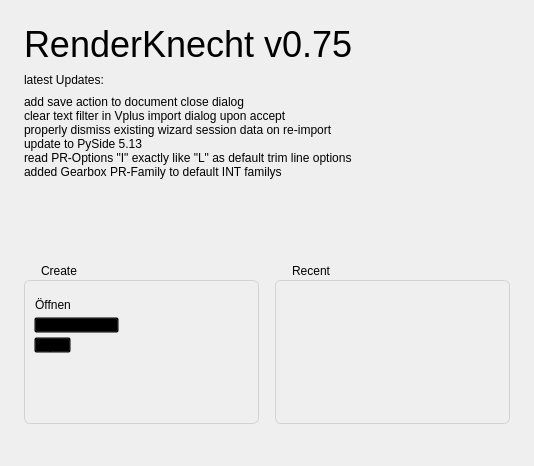
This is ui/knecht_welcome.ui in tappi287/RenderKnecht2 as Qt 5 draws it before an edit. The edited form follows.
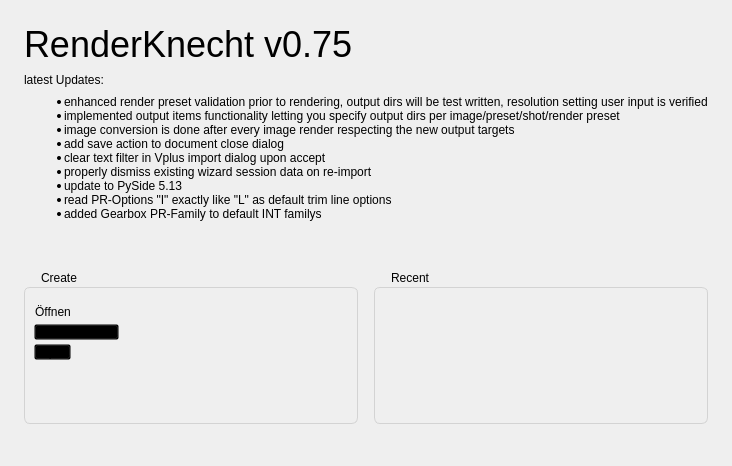
This is the edited form. Icons and pictures are not drawn.

Commit message: enhanced render preset validation prior to rendering, output dirs will be test written, resolution setting user input is verified implemented output items functionality letting you specify output dirs per image/preset/shot/render preset image conversion is done after every image render respecting the new output targets

The edit to the form file:
```diff
--- a/ui/knecht_welcome.ui
+++ b/ui/knecht_welcome.ui
@@ -111,12 +111,17 @@
      <item>
       <widget class="QLabel" name="news">
        <property name="text">
-        <string>add save action to document close dialog&lt;br&gt;
-clear text filter in Vplus import dialog upon accept&lt;br&gt;
-properly dismiss existing wizard session data on re-import&lt;br&gt;
-update to PySide 5.13&lt;br&gt;
-read PR-Options &quot;I&quot; exactly like &quot;L&quot; as default trim line options&lt;br&gt;
-added Gearbox PR-Family to default INT familys&lt;br&gt;</string>
+        <string>&lt;ul&gt;
+&lt;li&gt;enhanced render preset validation prior to rendering, output dirs will be test written, resolution setting user input is verified&lt;/li&gt;
+&lt;li&gt;implemented output items functionality letting you specify output dirs per image/preset/shot/render preset&lt;/li&gt;
+&lt;li&gt;image conversion is done after every image render respecting the new output targets&lt;/li&gt;
+&lt;li&gt;add save action to document close dialog&lt;/li&gt;
+&lt;li&gt;clear text filter in Vplus import dialog upon accept&lt;/li&gt;
+&lt;li&gt;properly dismiss existing wizard session data on re-import&lt;/li&gt;
+&lt;li&gt;update to PySide 5.13&lt;/li&gt;
+&lt;li&gt;read PR-Options &quot;I&quot; exactly like &quot;L&quot; as default trim line options&lt;/li&gt;
+&lt;li&gt;added Gearbox PR-Family to default INT familys&lt;/li&gt;
+&lt;/ul&gt;</string>
        </property>
       </widget>
      </item>
```
The commit also changes 6 other files.
